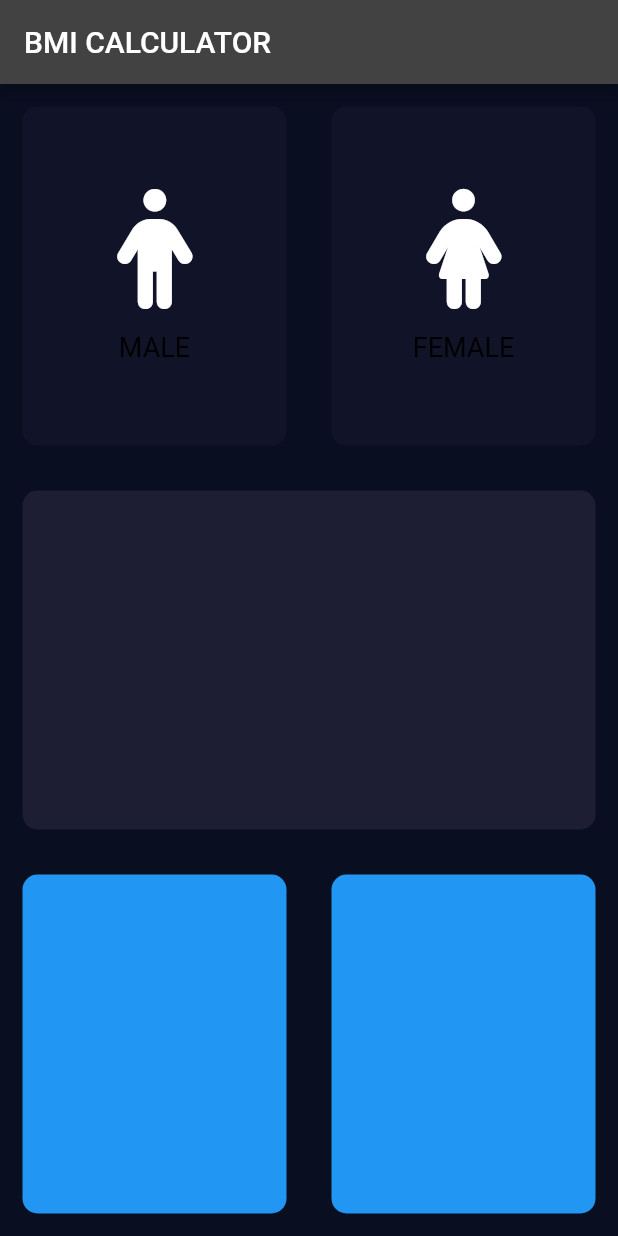
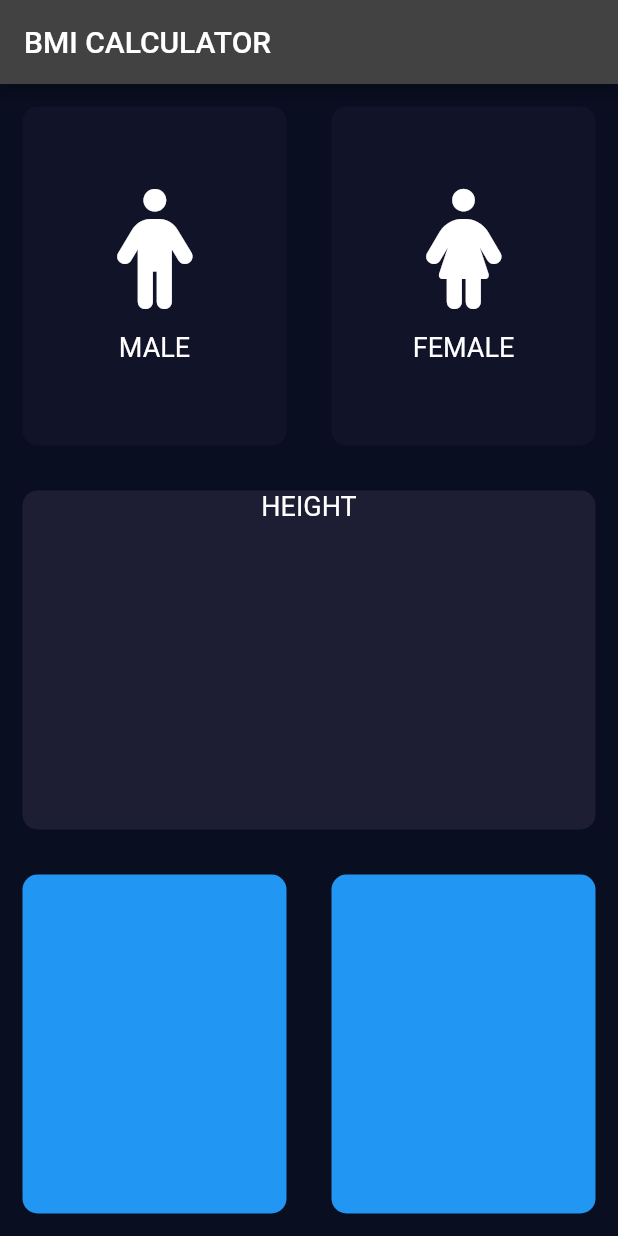
Before and after one commit to Zainulabdi/Zainulabdin, a Flutter app: the screen it shows after launch, on a phone screen of 412 x 824 dp. Run offline on Flutter 3.47's test engine with Material 2 defaults, Android fonts, the light colour scheme and no system bars; our stand-ins replace audioplayers, font_awesome_flutter, rflutter_alert.

Commit message:
seperate for constant
create  seprate for constant

```diff
--- a/bmi-calculator-flutter-master/lib/IconTextFile.dart
+++ b/bmi-calculator-flutter-master/lib/IconTextFile.dart
@@ -1,4 +1,6 @@
+import 'package:bmi_calculator/constantfile.dart';
 import 'package:flutter/material.dart';
+import 'constantfile.dart';
 
 
 class RepeatTextandICONeWidget extends StatelessWidget {
@@ -19,10 +21,7 @@ class RepeatTextandICONeWidget extends StatelessWidget {
           height: 15.0,
 
         ),
-        Text( label,style: TextStyle(
-            fontSize: 18.0,
-            color: Colors.black
-        ),
+        Text( label,style: kLabelStyle,
         )
       ],
 
--- /dev/null
+++ b/bmi-calculator-flutter-master/lib/constantfile.dart
@@ -0,0 +1,8 @@
+import 'package:flutter/material.dart';
+
+const activeColor = Colors.blueAccent;
+const deActiveColor = Color(0xFF111328);
+const kLabelStyle= TextStyle(
+fontSize: 18.0,
+color: Colors.white,
+);
--- a/bmi-calculator-flutter-master/lib/input_page.dart
+++ b/bmi-calculator-flutter-master/lib/input_page.dart
@@ -1,9 +1,10 @@
+import 'package:bmi_calculator/constantfile.dart';
 import 'package:flutter/material.dart';
 import 'package:font_awesome_flutter/font_awesome_flutter.dart';
 import 'IconTextFile.dart';
 import 'ContainerFile.dart';
-const activeColor = Colors.blueAccent;
-const deActiveColor = Color(0xFF111328);
+import 'constantfile.dart';
+
 enum Gender{
   male,
   female,
@@ -37,6 +38,7 @@ class _InputPageState extends State<InputPage> {
         title: Text('BMI CALCULATOR'),
       ),
       body:Column(
+        crossAxisAlignment: CrossAxisAlignment.stretch,
         children: [
           Expanded(child: Row(
             children: [
@@ -68,11 +70,16 @@ class _InputPageState extends State<InputPage> {
                     label: 'FEMALE',
                   ),
                 ),
-
               ),
             ],
           )),
-          Expanded(child:new RepeatContainerCode(colors: Color(0xFF1D1E33),),
+          Expanded(child:new RepeatContainerCode(colors: Color(0xFF1D1E33),
+            cardwidget: Column(
+              children: [
+                Text('HEIGHT',style: kLabelStyle,),
+              ],
+            ),
+          ),
           ),
           Expanded(child:  Row(
     children: [
```
